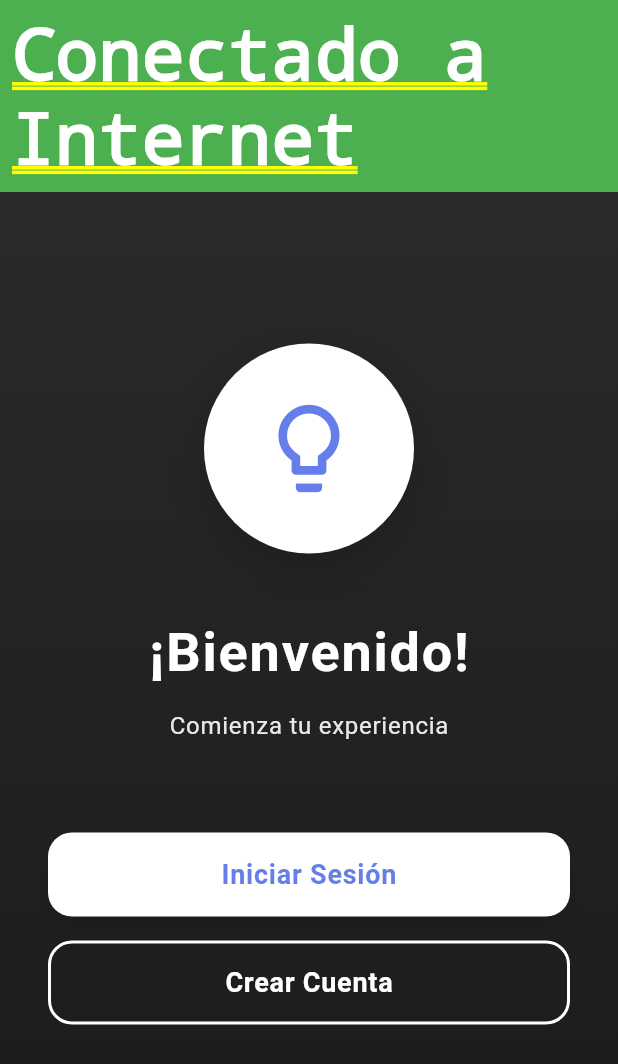
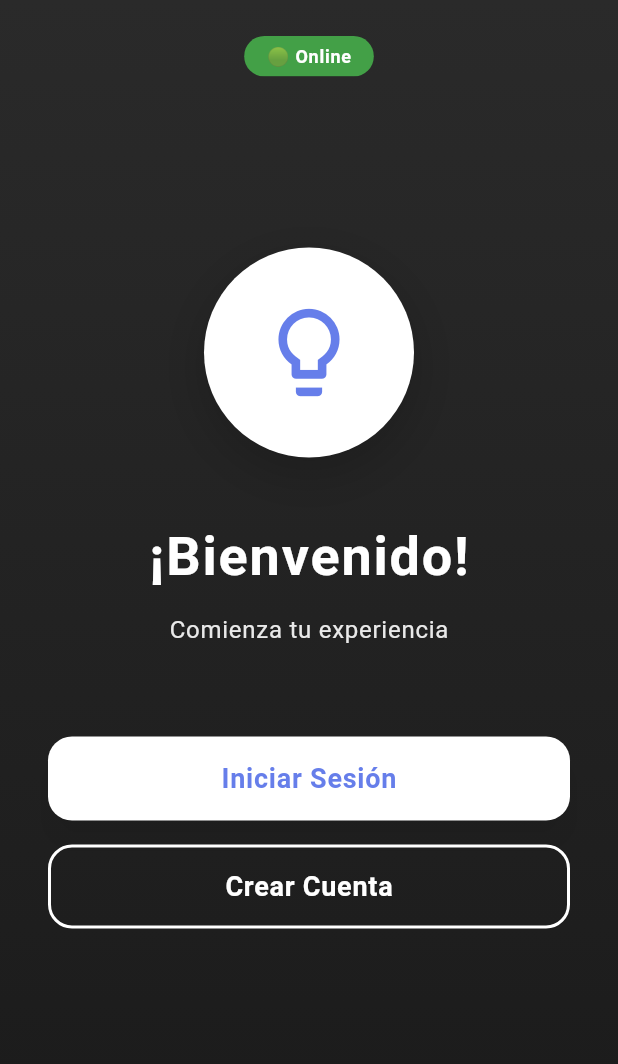
Before and after one commit to codernarvaez/rasc_unl, a Flutter app: the screen it shows after launch, on a phone screen of 412 x 824 dp. Shown: the top 1064 px of the screen. Run offline on Flutter 3.47's test engine with Material 3 defaults, Android fonts, the phone set to English and light mode, and no system bars; our stand-ins replace assets_audio_player, connectivity_plus, curved_navigation_bar, drift, drift_flutter, firebase_auth and 17 more; missing offline and left inert: drift_dev, flutter_geofire, flutter_polyline_points, ripple_wave, sqlite3; accounts and stored records are empty; generated files the repository leaves out were written again.

Commit message:
Refactor user role enum and improve connection banner UI
Renamed the UserRole enum to UserRoleType in user_model.dart and updated all related references and generated code. Enhanced the connection banner by renaming it to FloatingConnectionBanner, improving its UI with floating, animated, and curved appearance, and updated its integration in main.dart to use a Stack for overlaying the banner.

```diff
--- a/rasc_unl_flutter_app/lib/app/modules/auth/domain/models/user_model.dart
+++ b/rasc_unl_flutter_app/lib/app/modules/auth/domain/models/user_model.dart
@@ -6,7 +6,7 @@ part 'user_model.g.dart';
 class UserModel {
   final int id;
   final String dni;
-  final UserRole rol;
+  final UserRoleType rol;
   final String name;
   final String lastName;
   final String email;
@@ -16,7 +16,7 @@ class UserModel {
   UserModel({
     required this.id,
     required this.dni,
-    this.rol = UserRole.COMPETITOR,
+    this.rol = UserRoleType.COMPETITOR,
     required this.name,
     required this.lastName,
     required this.email,
@@ -30,7 +30,7 @@ class UserModel {
   Map<String, dynamic> toJson() => _$UserModelToJson(this);
 }
 
-enum UserRole {
+enum UserRoleType {
   ADMINISTRATOR,
   COMPETITOR,
 }
--- a/rasc_unl_flutter_app/lib/app/shared/interfaces/wirgets/connection_banner.dart
+++ b/rasc_unl_flutter_app/lib/app/shared/interfaces/wirgets/connection_banner.dart
@@ -3,31 +3,62 @@ import 'package:flutter_riverpod/flutter_riverpod.dart';
 import 'package:flutter/material.dart';
 import 'package:rasc_unl_flutter_app/core/dependencies/dependencies_inyection.dart';
 
-class ConnectionBanner extends ConsumerWidget {
-  const ConnectionBanner({super.key});
+class FloatingConnectionBanner extends ConsumerWidget {
+  FloatingConnectionBanner({super.key});
 
   @override
   Widget build(BuildContext context, WidgetRef ref) {
-    final connection = ref.watch(connectionStatusProvider);
+    final connectionStatus = ref.watch(connectionStatusProvider);
 
-    return connection.when(
+    return connectionStatus.when(
       data: (status) {
-        final isOffline = status == InternetConnectionStatus.disconnected;
-        return AnimatedContainer(
-          duration: const Duration(milliseconds: 300),
-          color: isOffline ? Colors.red : Colors.green,
-          padding: const EdgeInsets.all(8),
-          width: double.infinity,
-          child: Center(
-            child: Text(
-              isOffline ? 'Sin conexión - Modo offline' : 'Conectado a Internet',
-              style: const TextStyle(color: Colors.white, fontWeight: FontWeight.bold),
+        final isOnline = status == InternetConnectionStatus.connected;
+
+        return AnimatedSlide(
+          offset: isOnline ? Offset.zero : const Offset(0, -1.5),
+          duration: const Duration(milliseconds: 400),
+          curve: Curves.easeInOut,
+          child: AnimatedOpacity(
+            opacity: isOnline ? 1 : 0,
+            duration: const Duration(milliseconds: 300),
+            child: Align(
+              alignment: Alignment.topCenter,
+              child: Padding(
+                padding: const EdgeInsets.only(top: 24),
+                child: ClipRRect(
+                  borderRadius: const BorderRadius.only(
+                    topLeft: Radius.circular(24),
+                    topRight: Radius.circular(24),
+                    bottomLeft: Radius.circular(24),
+                    bottomRight: Radius.circular(24),
+                  ),
+                  child: Material(
+                    elevation: 6,
+                    color: isOnline ? Colors.green.shade600 : Colors.red.shade600,
+                    child: Padding(
+                      padding: const EdgeInsets.symmetric(
+                        horizontal: 15,
+                        vertical: 5,
+                      ),
+                      child: Text(
+                        isOnline ? '🟢 Online' : '🔴 Offline',
+                        style: const TextStyle(
+                          color: Colors.white,
+                          fontWeight: FontWeight.w600,
+                          fontSize: 12,
+                          letterSpacing: 0.5,
+                        ),
+                      ),
+                    ),
+                  ),
+                ),
+              ),
             ),
           ),
         );
       },
       loading: () => const SizedBox.shrink(),
-      error: (_, __) => const SizedBox.shrink(),
+      error: (error, stack) => const SizedBox.shrink(),
     );
   }
 }
--- a/rasc_unl_flutter_app/lib/main.dart
+++ b/rasc_unl_flutter_app/lib/main.dart
@@ -4,10 +4,6 @@ import 'package:flutter_riverpod/flutter_riverpod.dart';
 import 'package:rasc_unl_flutter_app/app/shared/interfaces/wirgets/connection_banner.dart';
 import 'package:rasc_unl_flutter_app/core/router/router.dart';
 import 'package:flutter/foundation.dart'; // ya lo tienes
-
-
-
-
 
 void main() async {
   // await dotenv.load(fileName: ".env");
@@ -30,34 +26,38 @@ class App extends ConsumerWidget {
         colorScheme: ColorScheme.fromSwatch(
           primarySwatch: Colors.red,
           accentColor: const Color(0xFFE1858B),
-        ).copyWith(
-          background: const Color(0xFFFFFFFF),
-        ),
+        ).copyWith(background: const Color(0xFFFFFFFF)),
         textTheme: const TextTheme(
           displayLarge: TextStyle(
             color: Color(0xFF8B0000),
             fontSize: 32,
             fontWeight: FontWeight.bold,
           ),
-          bodyLarge: TextStyle(
-            color: Color(0xFF2A2A2A),
-            fontSize: 16,
-          ),
+          bodyLarge: TextStyle(color: Color(0xFF2A2A2A), fontSize: 16),
         ),
         buttonTheme: const ButtonThemeData(
           buttonColor: Color(0xFFD50000),
           textTheme: ButtonTextTheme.primary,
         ),
       ),
-      builder: (context, router) {
-        return ScrollConfiguration(
-          behavior: ScrollConfiguration.of(context).copyWith(
-            scrollbars: !kIsWeb,
-          ),
-          child: Column(
+      builder: (context, child) {
+        return Scaffold(
+          backgroundColor: Theme.of(context).colorScheme.background,
+          body: Stack(
+            alignment: Alignment.center,
             children: [
-              const ConnectionBanner(),
-              Expanded(child: router!),
+              // Contenido principal
+              Positioned.fill(
+                child: ScrollConfiguration(
+                  behavior: ScrollConfiguration.of(
+                    context,
+                  ).copyWith(scrollbars: !kIsWeb),
+                  child: child ?? const SizedBox.shrink(),
+                ),
+              ),
+
+              // Banner de conexión flotante y curvado
+              FloatingConnectionBanner(),
             ],
           ),
         );
```
Also changed, not shown: rasc_unl_flutter_app/lib/app/modules/auth/domain/models/user_model.g.dart.
